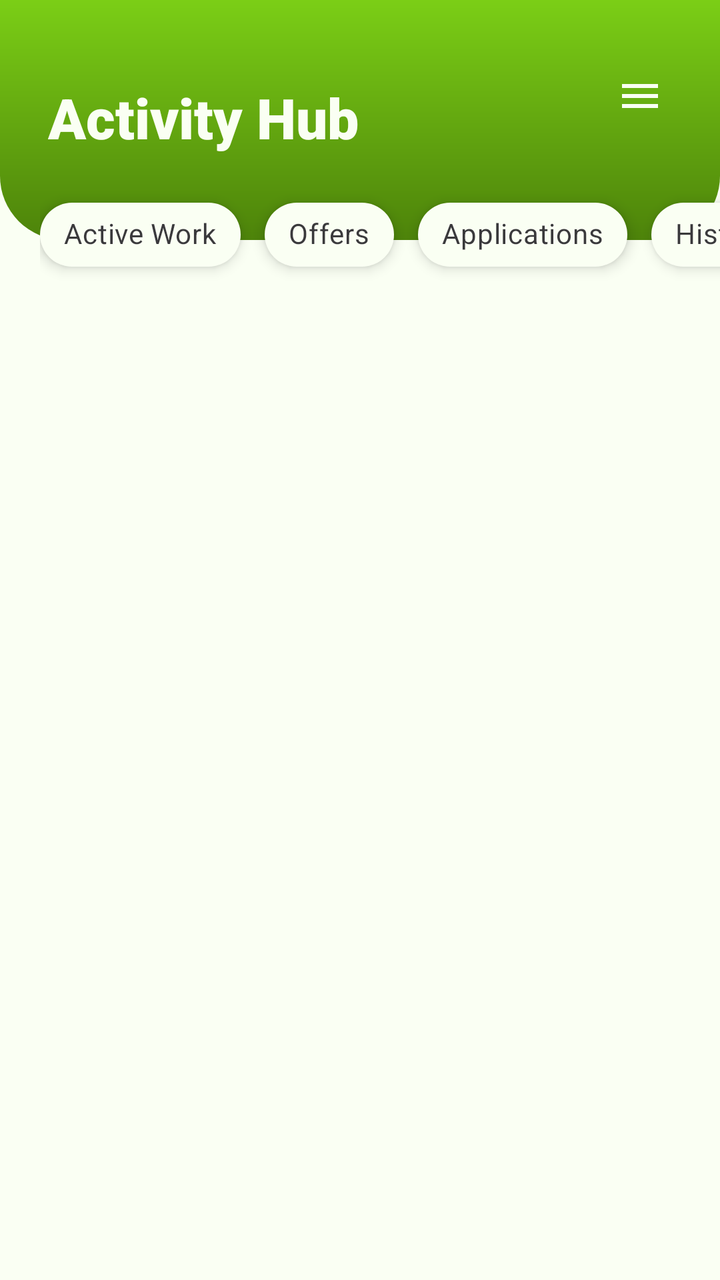
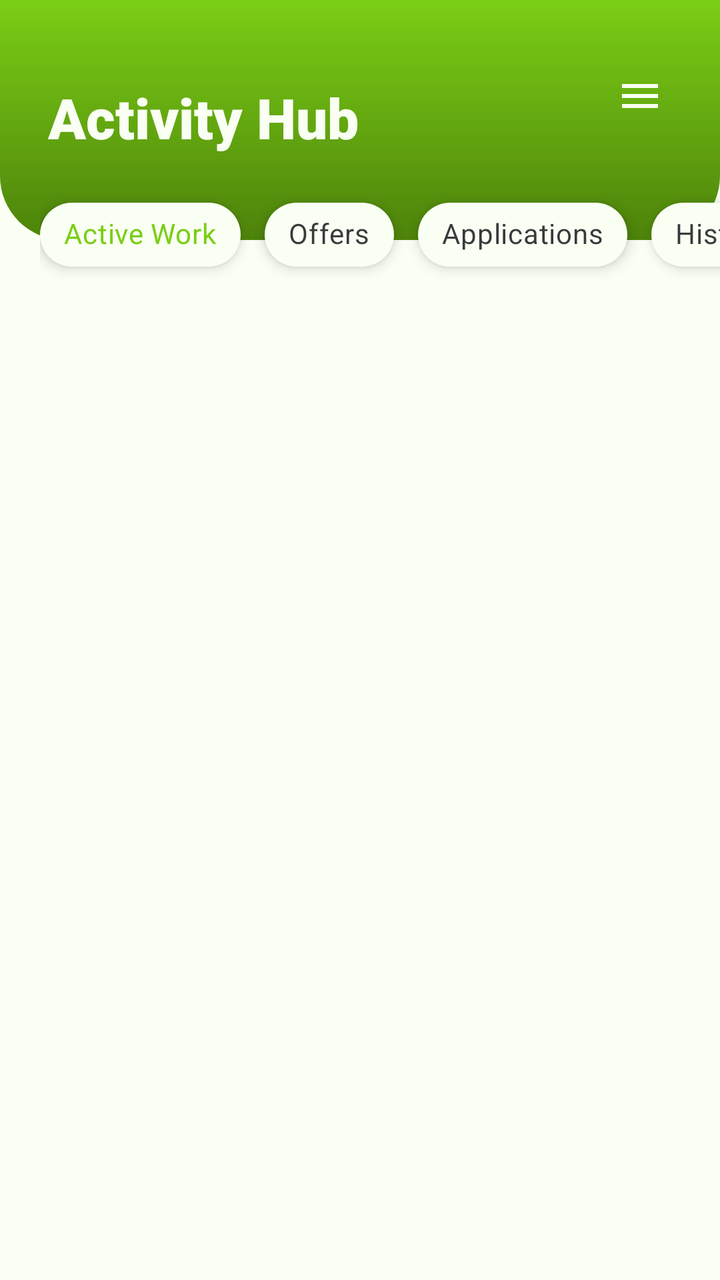

Compare the two renders of this Android layout. The source of the first and the diff that turns it into the second are given below.
<!-- AndroidManifest.xml: application theme Theme.RozgarConnector -->
<!-- res/layout/fragment_notifications.xml -->
<?xml version="1.0" encoding="utf-8"?>
<androidx.constraintlayout.widget.ConstraintLayout xmlns:android="http://schemas.android.com/apk/res/android"
    xmlns:app="http://schemas.android.com/apk/res-auto"
    xmlns:tools="http://schemas.android.com/tools"
    android:layout_width="match_parent"
    android:layout_height="match_parent"
    android:background="@color/white">

    <View
        android:id="@+id/headerBg"
        android:layout_width="match_parent"
        android:layout_height="120dp"
        android:background="@drawable/header_gradient_curved"
        app:layout_constraintTop_toTopOf="parent"
        tools:layout_editor_absoluteX="0dp" />
    <ImageView
        android:id="@+id/btnSettings"
        android:layout_width="32dp"
        android:layout_height="32dp"
        android:layout_marginTop="32dp"
        android:layout_marginEnd="24dp"
        android:padding="4dp"
        android:src="@drawable/ic_menu"
        app:layout_constraintEnd_toEndOf="parent"
        app:layout_constraintTop_toTopOf="parent"
        app:tint="@color/white" />
    <TextView
        android:id="@+id/tvTitle"
        android:layout_width="wrap_content"
        android:layout_height="wrap_content"
        android:layout_marginStart="24dp"
        android:layout_marginTop="40dp"
        android:fontFamily="sans-serif-black"
        android:text="@string/activity_hub"
        android:textColor="@color/white"
        android:textSize="28sp"
        app:layout_constraintStart_toStartOf="parent"
        app:layout_constraintTop_toTopOf="parent" />

    <HorizontalScrollView
        android:id="@+id/filterScroll"
        android:layout_width="match_parent"
        android:layout_height="wrap_content"
        android:layout_marginTop="-27dp"
        android:clipToPadding="false"
        android:paddingStart="20dp"
        android:paddingEnd="20dp"
        android:scrollbars="none"
        app:layout_constraintTop_toBottomOf="@id/headerBg">

        <com.google.android.material.chip.ChipGroup
            android:id="@+id/chipGroupFilters"
            android:layout_width="wrap_content"
            android:layout_height="wrap_content"
            app:chipSpacingHorizontal="12dp"
            app:selectionRequired="true"
            app:singleSelection="true">

            <com.google.android.material.chip.Chip
                android:id="@+id/chipActive"
                style="@style/Widget.MaterialComponents.Chip.Choice"
                android:layout_width="wrap_content"
                android:layout_height="wrap_content"
                android:checked="true"
                android:elevation="4dp"
                android:text="@string/active_work"
                app:chipBackgroundColor="@color/white"
                app:chipStrokeWidth="0dp" />

            <com.google.android.material.chip.Chip
                android:id="@+id/chipOffers"
                style="@style/Widget.MaterialComponents.Chip.Choice"
                android:layout_width="wrap_content"
                android:layout_height="wrap_content"
                android:checked="true"
                android:elevation="4dp"
                android:text="@string/offers"
                app:chipBackgroundColor="@color/white"
                app:chipStrokeWidth="0dp" />

            <com.google.android.material.chip.Chip
                android:id="@+id/chipApplications"
                style="@style/Widget.MaterialComponents.Chip.Choice"
                android:layout_width="wrap_content"
                android:layout_height="wrap_content"
                android:checked="true"
                android:elevation="4dp"
                android:text="@string/applications"
                app:chipBackgroundColor="@color/white"
                app:chipStrokeWidth="0dp" />

            <com.google.android.material.chip.Chip
                android:id="@+id/chipHistory"
                style="@style/Widget.MaterialComponents.Chip.Choice"
                android:layout_width="wrap_content"
                android:layout_height="wrap_content"
                android:checked="true"
                android:elevation="4dp"
                android:text="@string/history"
                app:chipBackgroundColor="@color/white"
                app:chipStrokeWidth="0dp" />

            <com.google.android.material.chip.Chip
                android:id="@+id/chipAll"
                style="@style/Widget.MaterialComponents.Chip.Choice"
                android:layout_width="wrap_content"
                android:layout_height="wrap_content"
                android:checked="true"
                android:elevation="5dp"
                android:text="@string/all_notif"
                app:chipBackgroundColor="@color/white"
                app:chipStrokeWidth="0dp" />

        </com.google.android.material.chip.ChipGroup>
    </HorizontalScrollView>

    <androidx.recyclerview.widget.RecyclerView
        android:id="@+id/rvNotifications"
        android:layout_width="match_parent"
        android:layout_height="0dp"
        android:layout_marginTop="16dp"
        android:background="@color/white"
        android:clipToPadding="false"
        android:paddingHorizontal="10dp"
        app:layout_constraintBottom_toBottomOf="parent"
        app:layout_constraintTop_toBottomOf="@id/filterScroll" />

    <ProgressBar
        android:id="@+id/progressBar"
        android:layout_width="wrap_content"
        android:layout_height="wrap_content"
        android:visibility="gone"
        app:layout_constraintBottom_toBottomOf="parent"
        app:layout_constraintEnd_toEndOf="parent"
        app:layout_constraintStart_toStartOf="parent"
        app:layout_constraintTop_toBottomOf="@id/filterScroll" />

    <TextView
        android:id="@+id/tvNoNotifications"
        android:layout_width="wrap_content"
        android:layout_height="wrap_content"
        android:text="@string/no_updates"
        android:visibility="gone"
        app:layout_constraintBottom_toBottomOf="parent"
        app:layout_constraintEnd_toEndOf="parent"
        app:layout_constraintStart_toStartOf="parent"
        app:layout_constraintTop_toBottomOf="@id/filterScroll" />

</androidx.constraintlayout.widget.ConstraintLayout>
<!-- resources referenced by this layout -->
<resources>
  <color name="white">#FAFFF3</color>
  <!-- drawable header_gradient_curved (drawable) -->
  <shape xmlns:android="http://schemas.android.com/apk/res/android">
      <gradient
          android:startColor="@color/primary_green"
          android:endColor="#4D830A"
          android:angle="270"/>
      <corners
          android:bottomLeftRadius="32dp"
          android:bottomRightRadius="32dp" />
  </shape>
  <!-- drawable ic_menu (drawable) -->
  <vector xmlns:android="http://schemas.android.com/apk/res/android"
      android:width="24dp"
      android:height="24dp"
      android:viewportWidth="24"
      android:viewportHeight="24">
      <path
          android:fillColor="#000000"
          android:pathData="M3,18h18v-2H3v2zM3,13h18v-2H3v2zM3,6v2h18V6H3z" />
  </vector>
  <string name="active_work">Active Work</string>
  <string name="activity_hub">Activity Hub</string>
  <string name="all_notif">Notifications</string>
  <string name="applications">Applications</string>
  <string name="history">History</string>
  <string name="no_updates">No updates yet</string>
  <string name="offers">Offers</string>
  <style name="Theme.RozgarConnector" parent="Base.Theme.RozgarConnector" />
  <color name="primary_green">#7BCE16</color>
  <style name="Base.Theme.RozgarConnector" parent="Theme.Material3.DayNight.NoActionBar">
          
          <item name="colorPrimary">@color/primary_green</item>
      </style>
</resources>

<!-- the commit's change to res/layout/fragment_notifications.xml (unified diff, before → after) -->
@@ -11,8 +11,8 @@
         android:layout_width="match_parent"
         android:layout_height="120dp"
         android:background="@drawable/header_gradient_curved"
-        app:layout_constraintTop_toTopOf="parent"
-        tools:layout_editor_absoluteX="0dp" />
+        app:layout_constraintTop_toTopOf="parent" />
+
     <ImageView
         android:id="@+id/btnSettings"
         android:layout_width="32dp"
@@ -24,6 +24,7 @@
         app:layout_constraintEnd_toEndOf="parent"
         app:layout_constraintTop_toTopOf="parent"
         app:tint="@color/white" />
+
     <TextView
         android:id="@+id/tvTitle"
         android:layout_width="wrap_content"
@@ -72,7 +73,6 @@
                 style="@style/Widget.MaterialComponents.Chip.Choice"
                 android:layout_width="wrap_content"
                 android:layout_height="wrap_content"
-                android:checked="true"
                 android:elevation="4dp"
                 android:text="@string/offers"
                 app:chipBackgroundColor="@color/white"
@@ -83,7 +83,6 @@
                 style="@style/Widget.MaterialComponents.Chip.Choice"
                 android:layout_width="wrap_content"
                 android:layout_height="wrap_content"
-                android:checked="true"
                 android:elevation="4dp"
                 android:text="@string/applications"
                 app:chipBackgroundColor="@color/white"
@@ -94,7 +93,6 @@
                 style="@style/Widget.MaterialComponents.Chip.Choice"
                 android:layout_width="wrap_content"
                 android:layout_height="wrap_content"
-                android:checked="true"
                 android:elevation="4dp"
                 android:text="@string/history"
                 app:chipBackgroundColor="@color/white"
@@ -105,7 +103,6 @@
                 style="@style/Widget.MaterialComponents.Chip.Choice"
                 android:layout_width="wrap_content"
                 android:layout_height="wrap_content"
-                android:checked="true"
                 android:elevation="5dp"
                 android:text="@string/all_notif"
                 app:chipBackgroundColor="@color/white"
@@ -135,15 +132,35 @@
         app:layout_constraintStart_toStartOf="parent"
         app:layout_constraintTop_toBottomOf="@id/filterScroll" />
 
-    <TextView
-        android:id="@+id/tvNoNotifications"
+    
+    <LinearLayout
+        android:id="@+id/llEmptyState"
         android:layout_width="wrap_content"
         android:layout_height="wrap_content"
-        android:text="@string/no_updates"
+        android:gravity="center"
+        android:orientation="vertical"
         android:visibility="gone"
         app:layout_constraintBottom_toBottomOf="parent"
         app:layout_constraintEnd_toEndOf="parent"
         app:layout_constraintStart_toStartOf="parent"
-        app:layout_constraintTop_toBottomOf="@id/filterScroll" />
+        app:layout_constraintTop_toBottomOf="@id/filterScroll"
+        tools:visibility="visible">
+
+        <ImageView
+            android:layout_width="120dp"
+            android:layout_height="120dp"
+            android:alpha="0.3"
+            android:src="@drawable/ic_notification" />
+
+        <TextView
+            android:id="@+id/tvNoNotifications"
+            android:layout_width="wrap_content"
+            android:layout_height="wrap_content"
+            android:layout_marginTop="12dp"
+            android:alpha="0.5"
+            android:text="@string/no_updates"
+            android:textSize="16sp"
+            android:textStyle="bold" />
+    </LinearLayout>
 
 </androidx.constraintlayout.widget.ConstraintLayout>
<!-- resource entries referenced after the edit -->
@@ -21,6 +21,7 @@
           android:fillColor="#000000"
           android:pathData="M3,18h18v-2H3v2zM3,13h18v-2H3v2zM3,6v2h18V6H3z" />
   </vector>
+  <!-- drawable ic_notification: vector/xml drawable (drawable, 2138 chars, omitted) -->
   <string name="active_work">Active Work</string>
   <string name="activity_hub">Activity Hub</string>
   <string name="all_notif">Notifications</string>
